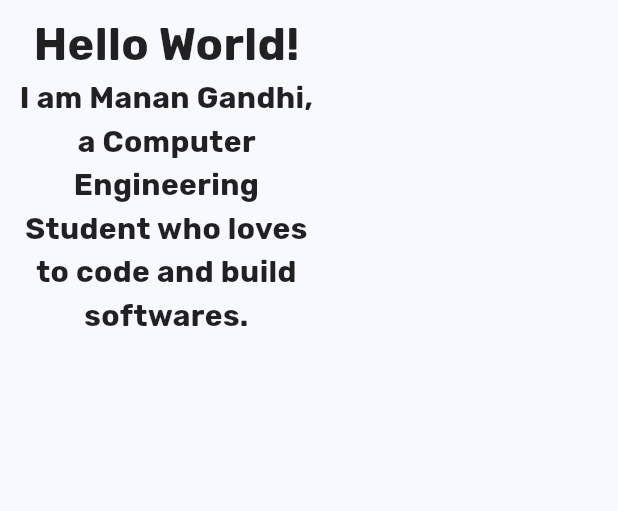
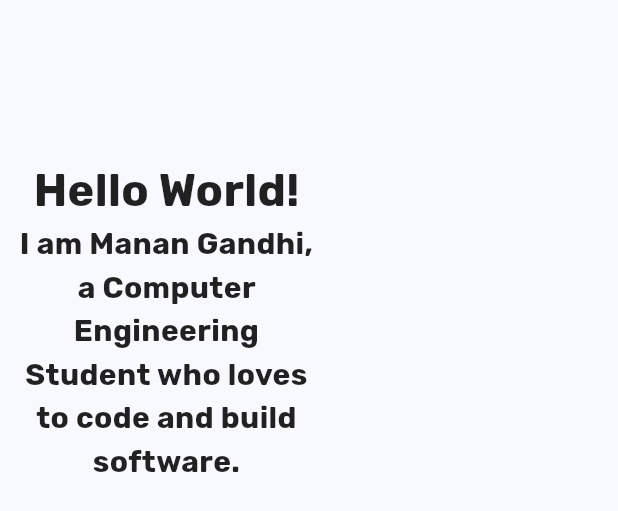
Before and after one commit to MananGandhi1810/Portfolio-Website, a Flutter app: the AboutMe widget shown alone on an empty page, opened directly, on a phone screen of 412 x 824 dp. Shown: the top 511 px of the screen. Run offline on Flutter 3.47's test engine with Material 2 defaults, Android fonts, the phone set to English and light mode, and no system bars; drawn by our look-alikes of animated_text_kit; our stand-ins replace google_fonts, simple_icons; missing offline and left inert: device_frame.

```diff
--- a/lib/presentation/components/about_me.dart
+++ b/lib/presentation/components/about_me.dart
@@ -1,5 +1,5 @@
+import 'package:animated_text_kit/animated_text_kit.dart';
 import 'package:flutter/material.dart';
-import 'package:google_fonts/google_fonts.dart';
 
 class AboutMe extends StatelessWidget {
   const AboutMe({
@@ -18,26 +18,38 @@ class AboutMe extends StatelessWidget {
           maxWidth: !isPopup
               ? MediaQuery.of(context).size.width * 0.2
               : MediaQuery.of(context).size.width * 0.5,
+          minHeight: !isPopup
+              ? MediaQuery.of(context).size.height * 0.2
+              : MediaQuery.of(context).size.height * 0.5,
+          minWidth: !isPopup
+              ? MediaQuery.of(context).size.width * 0.2
+              : MediaQuery.of(context).size.width * 0.5,
         ),
         child: Column(
           mainAxisSize: MainAxisSize.min,
           mainAxisAlignment: MainAxisAlignment.center,
           crossAxisAlignment: CrossAxisAlignment.center,
           children: [
-            Text(
+            const Text(
               "Hello World!",
-              style: GoogleFonts.rubik(
+              style: TextStyle(
                 fontSize: 30,
                 fontWeight: FontWeight.bold,
               ),
             ),
-            const Text(
-              "I am Manan Gandhi, a Computer Engineering Student who loves to code and build softwares.",
-              textAlign: TextAlign.center,
-              style: TextStyle(
-                fontSize: 20,
-                fontWeight: FontWeight.bold,
-              ),
+            AnimatedTextKit(
+              repeatForever: true,
+              animatedTexts: [
+                FadeAnimatedText(
+                  "I am Manan Gandhi, a Computer Engineering Student who loves to code and build software.",
+                  textStyle: const TextStyle(
+                    fontSize: 20,
+                    fontWeight: FontWeight.bold,
+                  ),
+                  textAlign: TextAlign.center,
+                  duration: const Duration(seconds: 5),
+                ),
+              ],
             ),
           ],
         ),
--- a/pubspec.yaml
+++ b/pubspec.yaml
@@ -40,6 +40,7 @@ dependencies:
   url_launcher: ^6.2.1
   simple_icons: ^7.10.0
   provider: ^6.1.1
+  animated_text_kit: ^4.2.2
 
 dev_dependencies:
   flutter_test:
```
Also changed, not shown: pubspec.lock, 5 other files.
